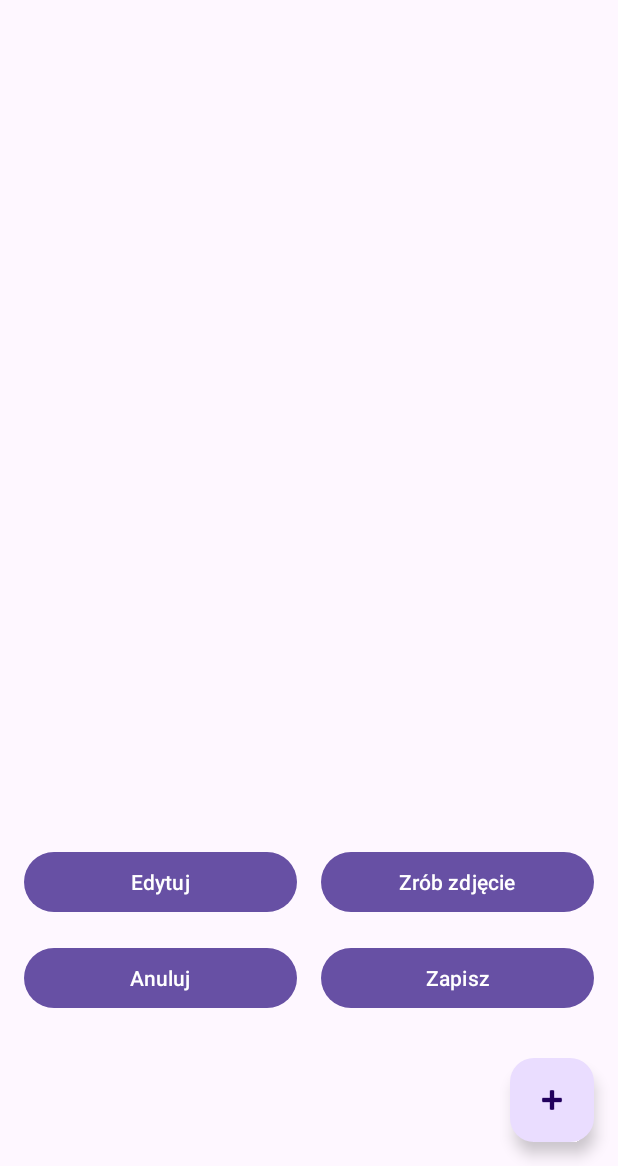
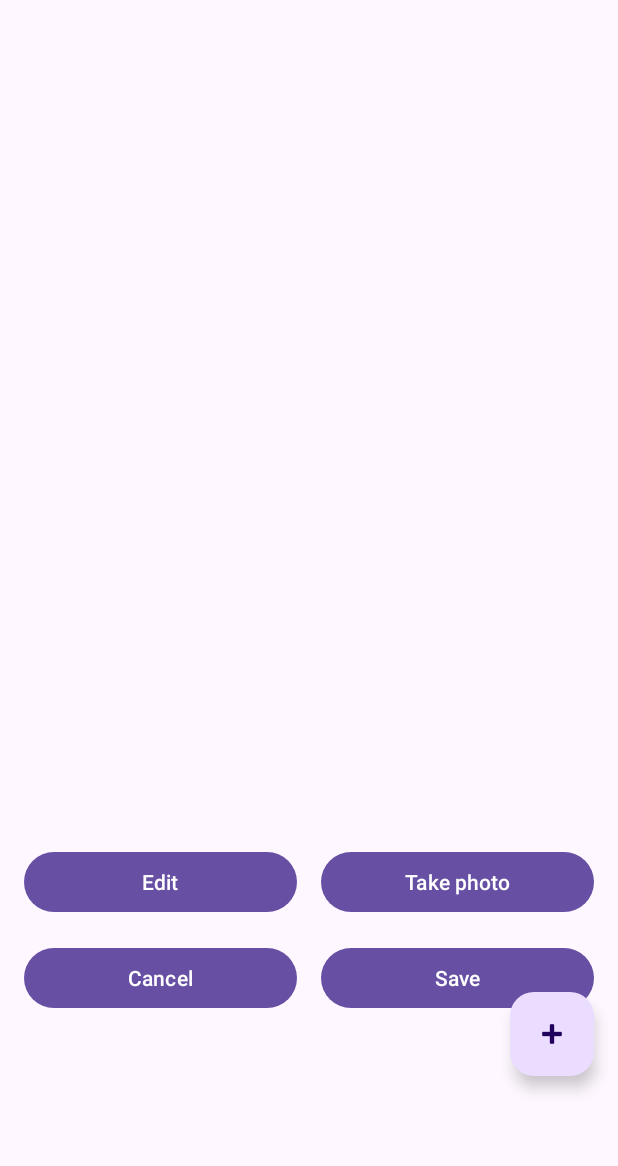
Before and after one commit to muszkin/personal-library-android, an Android app: the BookDetailsFragment screen opened through its navigation route, on a phone screen of 412 x 824 dp, the part 70-1236 px from its top. Run offline under Robolectric (Android 15) with nearby library versions, the phone set to English and light mode, and no system bars; our stand-ins replace AdMob, Room's generated code, navigation-ui; libraries missing offline, so code that uses them is left out: androidx.camera.core, androidx.camera.lifecycle, androidx.camera.view; pictures from the network do not load.

Commit message:
translations and admob

```diff
--- a/app/build.gradle
+++ b/app/build.gradle
@@ -67,6 +67,12 @@ dependencies {
     implementation libs.lifecycle.viewmodel
     implementation libs.lifecycle.livedata
 
+    // AdMob
+    implementation libs.play.services.ads
+
+    // Guava (for ListenableFuture used by CameraX)
+    implementation libs.guava
+
     // Testing
     testImplementation libs.junit
     androidTestImplementation libs.ext.junit
--- a/app/src/main/AndroidManifest.xml
+++ b/app/src/main/AndroidManifest.xml
@@ -41,6 +41,10 @@
                 android:name="android.support.FILE_PROVIDER_PATHS"
                 android:resource="@xml/file_paths" />
         </provider>
+
+        <meta-data
+            android:name="com.google.android.gms.ads.APPLICATION_ID"
+            android:value="ca-app-pub-4038506785938828~9790240352"/>
     </application>
 
 </manifest>
--- a/app/src/main/java/pl/fairydeck/bookscanner/MainActivity.java
+++ b/app/src/main/java/pl/fairydeck/bookscanner/MainActivity.java
@@ -7,6 +7,9 @@ import android.view.MenuItem;
 import android.view.View;
 import android.widget.Toast;
 
+import androidx.annotation.NonNull;
+import androidx.annotation.Nullable;
+
 import java.io.File;
 import java.io.IOException;
 import java.util.List;
@@ -14,9 +17,16 @@ import java.util.List;
 import androidx.appcompat.app.AppCompatActivity;
 import androidx.lifecycle.ViewModelProvider;
 import androidx.navigation.NavController;
+import androidx.navigation.NavDestination;
 import androidx.navigation.Navigation;
 import androidx.navigation.ui.AppBarConfiguration;
 import androidx.navigation.ui.NavigationUI;
+
+import com.google.android.gms.ads.AdRequest;
+import com.google.android.gms.ads.AdView;
+import com.google.android.gms.ads.MobileAds;
+import com.google.android.gms.ads.initialization.InitializationStatus;
+import com.google.android.gms.ads.initialization.OnInitializationCompleteListener;
 
 import pl.fairydeck.bookscanner.data.database.BookEntity;
 import pl.fairydeck.bookscanner.data.repository.BookRepository;
@@ -41,6 +51,17 @@ public class MainActivity extends AppCompatActivity {
 
         repository = new BookRepository(getApplication());
 
+        // Initialize AdMob
+        MobileAds.initialize(this, new OnInitializationCompleteListener() {
+            @Override
+            public void onInitializationComplete(InitializationStatus initializationStatus) {
+                // Load ad after initialization
+                AdView adView = binding.adView;
+                AdRequest adRequest = new AdRequest.Builder().build();
+                adView.loadAd(adRequest);
+            }
+        });
+
         // Setup navigation after view is created
         NavController navController = Navigation.findNavController(this, R.id.nav_host_fragment_content_main);
         appBarConfiguration = new AppBarConfiguration.Builder(navController.getGraph()).build();
@@ -53,13 +74,36 @@ public class MainActivity extends AppCompatActivity {
                     navController.navigate(R.id.action_bookListFragment_to_scannerFragment);
                 } catch (Exception e) {
                     // NavController might not be ready yet
-                    Toast.makeText(MainActivity.this, "Błąd nawigacji", Toast.LENGTH_SHORT).show();
+                    Toast.makeText(MainActivity.this, getString(R.string.navigation_error), Toast.LENGTH_SHORT).show();
                 }
             }
         });
 
         // Change FAB icon to plus
         binding.fab.setImageResource(android.R.drawable.ic_input_add);
+
+        // Setup banner visibility based on current destination
+        setupBannerVisibility(navController);
+    }
+
+    private void setupBannerVisibility(NavController navController) {
+        navController.addOnDestinationChangedListener(new NavController.OnDestinationChangedListener() {
+            @Override
+            public void onDestinationChanged(@NonNull NavController controller,
+                                           @NonNull NavDestination destination,
+                                           @Nullable Bundle arguments) {
+                // Hide banner for scanner, loading, and book details (when taking photo)
+                // Show banner for book list
+                int destinationId = destination.getId();
+                if (destinationId == R.id.scannerFragment ||
+                    destinationId == R.id.loadingFragment ||
+                    destinationId == R.id.bookDetailsFragment) {
+                    binding.adView.setVisibility(View.GONE);
+                } else if (destinationId == R.id.bookListFragment) {
+                    binding.adView.setVisibility(View.VISIBLE);
+                }
+            }
+        });
     }
 
     @Override
@@ -88,7 +132,7 @@ public class MainActivity extends AppCompatActivity {
             try {
                 List<BookEntity> books = repository.getAllBooksSync();
                 if (books == null || books.isEmpty()) {
-                    runOnUiThread(() -> Toast.makeText(this, "Brak książek do eksportu", Toast.LENGTH_SHORT).show());
+                    runOnUiThread(() -> Toast.makeText(this, getString(R.string.no_books_to_export), Toast.LENGTH_SHORT).show());
                     return;
                 }
 
@@ -97,10 +141,10 @@ public class MainActivity extends AppCompatActivity {
 
                 runOnUiThread(() -> {
                     startActivity(Intent.createChooser(shareIntent, getString(R.string.export_csv)));
-                    Toast.makeText(this, "Eksport zakończony", Toast.LENGTH_SHORT).show();
+                    Toast.makeText(this, getString(R.string.export_completed), Toast.LENGTH_SHORT).show();
                 });
             } catch (IOException e) {
-                runOnUiThread(() -> Toast.makeText(this, "Błąd eksportu: " + e.getMessage(), Toast.LENGTH_SHORT).show());
+                runOnUiThread(() -> Toast.makeText(this, getString(R.string.export_error, e.getMessage()), Toast.LENGTH_SHORT).show());
             }
         }).start();
     }
@@ -110,7 +154,7 @@ public class MainActivity extends AppCompatActivity {
             try {
                 List<BookEntity> books = repository.getAllBooksSync();
                 if (books == null || books.isEmpty()) {
-                    runOnUiThread(() -> Toast.makeText(this, "Brak książek do eksportu", Toast.LENGTH_SHORT).show());
+                    runOnUiThread(() -> Toast.makeText(this, getString(R.string.no_books_to_export), Toast.LENGTH_SHORT).show());
                     return;
                 }
 
@@ -119,10 +163,10 @@ public class MainActivity extends AppCompatActivity {
 
                 runOnUiThread(() -> {
                     startActivity(Intent.createChooser(shareIntent, getString(R.string.export_pdf)));
-                    Toast.makeText(this, "Eksport PDF zakończony", Toast.LENGTH_SHORT).show();
+                    Toast.makeText(this, getString(R.string.export_pdf_completed), Toast.LENGTH_SHORT).show();
                 });
             } catch (IOException e) {
-                runOnUiThread(() -> Toast.makeText(this, "Błąd eksportu: " + e.getMessage(), Toast.LENGTH_SHORT).show());
+                runOnUiThread(() -> Toast.makeText(this, getString(R.string.export_error, e.getMessage()), Toast.LENGTH_SHORT).show());
             }
         }).start();
     }
--- a/app/src/main/java/pl/fairydeck/bookscanner/data/repository/BookRepository.java
+++ b/app/src/main/java/pl/fairydeck/bookscanner/data/repository/BookRepository.java
@@ -9,6 +9,7 @@ import java.util.List;
 import java.util.concurrent.ExecutorService;
 import java.util.concurrent.Executors;
 
+import pl.fairydeck.bookscanner.R;
 import pl.fairydeck.bookscanner.data.api.BookApiService;
 import pl.fairydeck.bookscanner.data.database.BookDao;
 import pl.fairydeck.bookscanner.data.database.BookDatabase;
@@ -19,8 +20,10 @@ public class BookRepository {
     private LiveData<List<BookEntity>> allBooks;
     private BookApiService apiService;
     private ExecutorService executorService;
+    private Application application;
 
     public BookRepository(Application application) {
+        this.application = application;
         BookDatabase database = BookDatabase.getInstance(application);
         bookDao = database.bookDao();
         allBooks = bookDao.getAll();
@@ -78,7 +81,7 @@ public class BookRepository {
                 book.setId(id);
                 callback.onSuccess(book);
             } else {
-                callback.onError("Nie znaleziono książki o podanym ISBN");
+                callback.onError(application.getString(R.string.book_not_found_by_isbn));
             }
         });
     }
--- a/app/src/main/java/pl/fairydeck/bookscanner/ui/bookdetails/BookDetailsFragment.java
+++ b/app/src/main/java/pl/fairydeck/bookscanner/ui/bookdetails/BookDetailsFragment.java
@@ -106,12 +106,12 @@ public class BookDetailsFragment extends Fragment {
     }
 
     private void displayBook(BookEntity book) {
-        String title = book.getTitle() != null ? book.getTitle() : "Brak tytułu";
+        String title = book.getTitle() != null ? book.getTitle() : getString(R.string.no_title);
         binding.textViewTitle.setText(title);
-        binding.textViewAuthor.setText(book.getAuthor() != null ? book.getAuthor() : "Brak autora");
-        binding.textViewIsbn.setText("ISBN: " + (book.getIsbn() != null ? book.getIsbn() : ""));
-        binding.textViewPublisher.setText(book.getPublisher() != null ? "Wydawca: " + book.getPublisher() : "");
-        binding.textViewPublishedDate.setText(book.getPublishedDate() != null ? "Data wydania: " + book.getPublishedDate() : "");
+        binding.textViewAuthor.setText(book.getAuthor() != null ? book.getAuthor() : getString(R.string.no_author));
+        binding.textViewIsbn.setText(getString(R.string.isbn) + ": " + (book.getIsbn() != null ? book.getIsbn() : ""));
+        binding.textViewPublisher.setText(book.getPublisher() != null ? getString(R.string.publisher) + ": " + book.getPublisher() : "");
+        binding.textViewPublishedDate.setText(book.getPublishedDate() != null ? getString(R.string.published_date) + ": " + book.getPublishedDate() : "");
         binding.textViewDescription.setText(book.getDescription() != null ? book.getDescription() : "");
 
         // Ustaw tytuł w pasku obok strzałki cofania (toolbar)
@@ -173,7 +173,7 @@ public class BookDetailsFragment extends Fragment {
         android.widget.Button buttonCapture = dialog.findViewById(R.id.buttonCapture);
 
         if (previewView == null || buttonCancel == null || buttonCapture == null) {
-            Toast.makeText(requireContext(), "Błąd inicjalizacji aparatu", Toast.LENGTH_SHORT).show();
+            Toast.makeText(requireContext(), getString(R.string.camera_init_error), Toast.LENGTH_SHORT).show();
             return;
         }
 
@@ -198,7 +198,7 @@ public class BookDetailsFragment extends Fragment {
                     // Use activity as lifecycle owner since dialog doesn't have lifecycle
                     camera = cameraProvider.bindToLifecycle(requireActivity(), cameraSelector, preview, imageCapture);
                 } catch (Exception e) {
-                    Toast.makeText(requireContext(), "Błąd uruchomienia aparatu", Toast.LENGTH_SHORT).show();
+                    Toast.makeText(requireContext(), getString(R.string.camera_start_error), Toast.LENGTH_SHORT).show();
                     dialog.dismiss();
                     return;
                 }
@@ -230,9 +230,9 @@ public class BookDetailsFragment extends Fragment {
                                             currentBook.setLocalCoverPath(savedPath);
                                             viewModel.setCurrentBook(currentBook);
                                             displayBook(currentBook);
-                                            Toast.makeText(requireContext(), "Zdjęcie zapisane", Toast.LENGTH_SHORT).show();
+                                            Toast.makeText(requireContext(), getString(R.string.photo_saved), Toast.LENGTH_SHORT).show();
                                         } else {
-                                            Toast.makeText(requireContext(), "Błąd zapisywania zdjęcia", Toast.LENGTH_SHORT).show();
+                                            Toast.makeText(requireContext(), getString(R.string.photo_save_error), Toast.LENGTH_SHORT).show();
                                         }
 
                                         // Delete temp file
@@ -245,7 +245,7 @@ public class BookDetailsFragment extends Fragment {
 
                                     @Override
                                     public void onError(@NonNull ImageCaptureException exception) {
-                                        Toast.makeText(requireContext(), "Błąd podczas robienia zdjęcia: " + exception.getMessage(), Toast.LENGTH_SHORT).show();
+                                        Toast.makeText(requireContext(), getString(R.string.photo_capture_error, exception.getMessage()), Toast.LENGTH_SHORT).show();
                                         photoFile.delete();
                                         if (cameraProvider != null) {
                                             cameraProvider.unbindAll();
@@ -265,19 +265,19 @@ public class BookDetailsFragment extends Fragment {
 
                 dialog.show();
             } catch (ExecutionException | InterruptedException e) {
-                Toast.makeText(requireContext(), "Błąd inicjalizacji aparatu", Toast.LENGTH_SHORT).show();
+                Toast.makeText(requireContext(), getString(R.string.camera_init_error), Toast.LENGTH_SHORT).show();
             }
         }, ContextCompat.getMainExecutor(requireContext()));
     }
 
     private void saveBook() {
         if (currentBook == null) {
-            Toast.makeText(requireContext(), "Brak danych do zapisania", Toast.LENGTH_SHORT).show();
+            Toast.makeText(requireContext(), getString(R.string.no_data_to_save), Toast.LENGTH_SHORT).show();
             return;
         }
 
         viewModel.saveBook(currentBook);
-        Toast.makeText(requireContext(), "Książka zapisana", Toast.LENGTH_SHORT).show();
+        Toast.makeText(requireContext(), getString(R.string.book_saved), Toast.LENGTH_SHORT).show();
         // Cofnięcie o jeden ekran wstecz:
         // - jeśli weszliśmy z listy, wrócimy na listę
         // - jeśli ze skanera (przez loading), wrócimy na skaner
--- a/app/src/main/java/pl/fairydeck/bookscanner/ui/booklist/BookListAdapter.java
+++ b/app/src/main/java/pl/fairydeck/bookscanner/ui/booklist/BookListAdapter.java
@@ -64,9 +64,9 @@ public class BookListAdapter extends ListAdapter<BookEntity, BookListAdapter.Boo
         }
 
         public void bind(BookEntity book) {
-            textViewTitle.setText(book.getTitle() != null ? book.getTitle() : "Brak tytułu");
-            textViewAuthor.setText(book.getAuthor() != null ? book.getAuthor() : "Brak autora");
-            textViewIsbn.setText("ISBN: " + (book.getIsbn() != null ? book.getIsbn() : ""));
+            textViewTitle.setText(book.getTitle() != null ? book.getTitle() : itemView.getContext().getString(R.string.no_title));
+            textViewAuthor.setText(book.getAuthor() != null ? book.getAuthor() : itemView.getContext().getString(R.string.no_author));
+            textViewIsbn.setText(itemView.getContext().getString(R.string.isbn) + ": " + (book.getIsbn() != null ? book.getIsbn() : ""));
 
             // Load cover image
             String imageUrl = book.getCoverImageUrl();
--- a/app/src/main/java/pl/fairydeck/bookscanner/ui/loading/LoadingFragment.java
+++ b/app/src/main/java/pl/fairydeck/bookscanner/ui/loading/LoadingFragment.java
@@ -44,7 +44,7 @@ public class LoadingFragment extends Fragment {
         super.onViewCreated(view, savedInstanceState);
 
         if (isbn == null || isbn.isEmpty()) {
-            Toast.makeText(requireContext(), "Brak numeru ISBN", Toast.LENGTH_SHORT).show();
+            Toast.makeText(requireContext(), getString(R.string.no_isbn), Toast.LENGTH_SHORT).show();
             Navigation.findNavController(view).popBackStack();
             return;
         }
--- a/app/src/main/java/pl/fairydeck/bookscanner/ui/scanner/ScannerFragment.java
+++ b/app/src/main/java/pl/fairydeck/bookscanner/ui/scanner/ScannerFragment.java
@@ -71,7 +71,7 @@ public class ScannerFragment extends Fragment {
                 ProcessCameraProvider cameraProvider = cameraProviderFuture.get();
                 bindCameraUseCases(cameraProvider);
             } catch (ExecutionException | InterruptedException e) {
-                Toast.makeText(requireContext(), "Błąd inicjalizacji aparatu", Toast.LENGTH_SHORT).show();
+                Toast.makeText(requireContext(), getString(R.string.camera_init_error), Toast.LENGTH_SHORT).show();
             }
         }, ContextCompat.getMainExecutor(requireContext()));
     }
@@ -109,7 +109,7 @@ public class ScannerFragment extends Fragment {
                     imageAnalysis
             );
         } catch (Exception e) {
-            Toast.makeText(requireContext(), "Błąd uruchomienia aparatu", Toast.LENGTH_SHORT).show();
+            Toast.makeText(requireContext(), getString(R.string.camera_start_error), Toast.LENGTH_SHORT).show();
         }
     }
 
--- a/app/src/main/res/layout/activity_main.xml
+++ b/app/src/main/res/layout/activity_main.xml
@@ -1,6 +1,7 @@
 <?xml version="1.0" encoding="utf-8"?>
 <androidx.coordinatorlayout.widget.CoordinatorLayout xmlns:android="http://schemas.android.com/apk/res/android"
     xmlns:app="http://schemas.android.com/apk/res-auto"
+    xmlns:ads="http://schemas.android.com/apk/res-auto"
     xmlns:tools="http://schemas.android.com/tools"
     android:layout_width="match_parent"
     android:layout_height="match_parent"
@@ -27,7 +28,16 @@
         android:layout_height="wrap_content"
         android:layout_gravity="bottom|end"
         android:layout_marginEnd="@dimen/fab_margin"
-        android:layout_marginBottom="16dp"
+        android:layout_marginBottom="60dp"
         app:srcCompat="@android:drawable/ic_dialog_email" />
 
+    <com.google.android.gms.ads.AdView
+        android:id="@+id/adView"
+        android:layout_width="match_parent"
+        android:layout_height="wrap_content"
+        android:layout_gravity="bottom"
+        android:visibility="gone"
+        ads:adSize="BANNER"
+        ads:adUnitId="ca-app-pub-4038506785938828/5529036491" />
+
 </androidx.coordinatorlayout.widget.CoordinatorLayout>
--- a/app/src/main/res/values/strings.xml
+++ b/app/src/main/res/values/strings.xml
@@ -45,28 +45,47 @@
     </string>
 
     <!-- Book Scanner strings -->
-    <string name="no_books_message">Brak książek. Naciśnij przycisk + aby dodać pierwszą książkę.</string>
-    <string name="book_cover">Okładka książki</string>
-    <string name="scan_barcode">Skanuj kod kreskowy</string>
-    <string name="loading_data">Pobieranie danych…</string>
-    <string name="save">Zapisz</string>
-    <string name="cancel">Anuluj</string>
-    <string name="edit">Edytuj</string>
-    <string name="take_photo">Zrób zdjęcie</string>
-    <string name="title">Tytuł</string>
-    <string name="author">Autor</string>
-    <string name="publisher">Wydawca</string>
-    <string name="published_date">Data wydania</string>
-    <string name="description">Opis</string>
+    <string name="no_books_message">No books. Press the + button to add your first book.</string>
+    <string name="book_cover">Book cover</string>
+    <string name="scan_barcode">Scan barcode</string>
+    <string name="loading_data">Loading data…</string>
+    <string name="save">Save</string>
+    <string name="cancel">Cancel</string>
+    <string name="edit">Edit</string>
+    <string name="take_photo">Take photo</string>
+    <string name="title">Title</string>
+    <string name="author">Author</string>
+    <string name="publisher">Publisher</string>
+    <string name="published_date">Published date</string>
+    <string name="description">Description</string>
     <string name="isbn">ISBN</string>
-    <string name="book_not_found">Nie znaleziono książki</string>
-    <string name="manual_entry">Wprowadź dane ręcznie</string>
-    <string name="export_csv">Eksportuj do CSV</string>
-    <string name="enter_title">Wprowadź tytuł</string>
-    <string name="enter_author">Wprowadź autora</string>
-    <string name="enter_isbn">Wprowadź ISBN</string>
-    <string name="enter_publisher">Wprowadź wydawcę</string>
-    <string name="enter_published_date">Wprowadź datę wydania</string>
-    <string name="export_pdf">Eksportuj do PDF</string>
-    <string name="enter_description">Wprowadź opis</string>
+    <string name="book_not_found">Book not found</string>
+    <string name="manual_entry">Enter data manually</string>
+    <string name="export_csv">Export to CSV</string>
+    <string name="enter_title">Enter title</string>
+    <string name="enter_author">Enter author</string>
+    <string name="enter_isbn">Enter ISBN</string>
+    <string name="enter_publisher">Enter publisher</string>
+    <string name="enter_published_date">Enter published date</string>
+    <string name="export_pdf">Export to PDF</string>
+    <string name="enter_description">Enter description</string>
+    <string name="navigation_error">Navigation error</string>
+    <string name="no_books_to_export">No books to export</string>
+    <string name="export_completed">Export completed</string>
+    <string name="export_pdf_completed">PDF export completed</string>
+    <string name="export_error">Export error: %1$s</string>
+    <string name="delete_book">Delete book</string>
+    <string name="delete_book_confirmation">Are you sure you want to delete this book?</string>
+    <string name="delete">Delete</string>
+    <string name="no_title">No title</string>
+    <string name="no_author">No author</string>
+    <string name="camera_init_error">Camera initialization error</string>
+    <string name="camera_start_error">Camera start error</string>
+    <string name="photo_save_error">Photo save error</string>
+    <string name="photo_capture_error">Photo capture error: %1$s</string>
+    <string name="photo_saved">Photo saved</string>
+    <string name="no_data_to_save">No data to save</string>
+    <string name="book_saved">Book saved</string>
+    <string name="no_isbn">No ISBN number</string>
+    <string name="book_not_found_by_isbn">Book not found with the given ISBN</string>
 </resources>
--- a/gradle/libs.versions.toml
+++ b/gradle/libs.versions.toml
@@ -15,6 +15,8 @@ camerax = "1.3.0"
 mlkitBarcode = "16.2.0"
 glide = "4.16.0"
 lifecycle = "2.6.2"
+playServicesAds = "23.0.0"
+guava = "33.3.1-jre"
 
 [libraries]
 junit = { group = "junit", name = "junit", version.ref = "junit" }
@@ -38,6 +40,8 @@ mlkit-barcode = { group = "com.google.mlkit", name = "barcode-scanning", version
 glide = { group = "com.github.bumptech.glide", name = "glide", version.ref = "glide" }
 lifecycle-viewmodel = { group = "androidx.lifecycle", name = "lifecycle-viewmodel", version.ref = "lifecycle" }
 lifecycle-livedata = { group = "androidx.lifecycle", name = "lifecycle-livedata", version.ref = "lifecycle" }
+play-services-ads = { group = "com.google.android.gms", name = "play-services-ads", version.ref = "playServicesAds" }
+guava = { group = "com.google.guava", name = "guava", version.ref = "guava" }
 
 [plugins]
 android-application = { id = "com.android.application", version.ref = "agp" }
```
Also changed, not shown: app/src/main/java/pl/fairydeck/bookscanner/ui/booklist/BookListFragment.java (+4 -4 lines), app/src/main/java/pl/fairydeck/bookscanner/ui/export/ExportUtils.java (+11 -6 lines).
